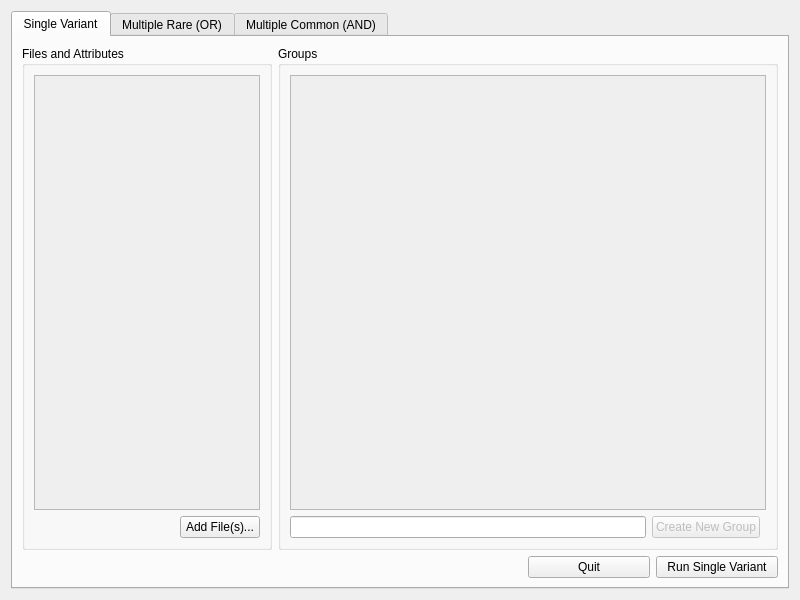
Before: the Qt Designer form GNGSTA/gui/ui/Setup.ui in alex-r-bigelow/compreheNGSive, drawn with Qt 5.
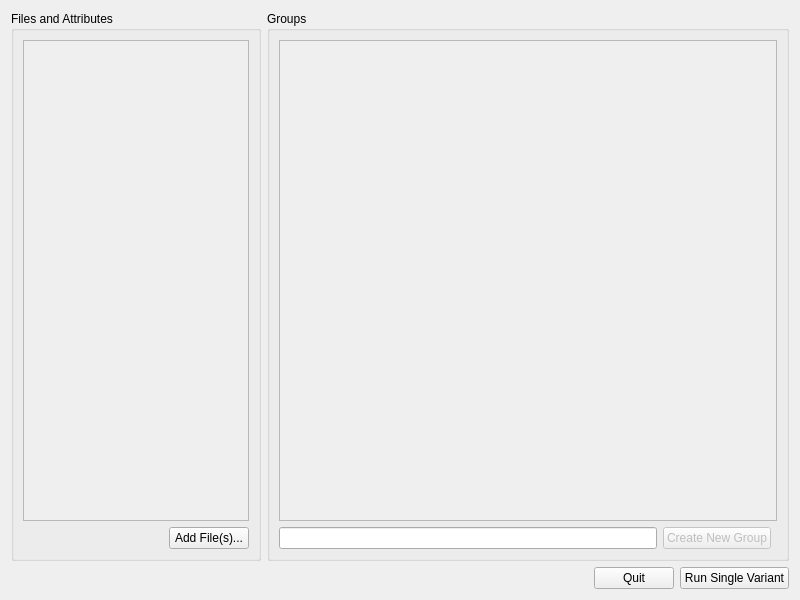
After: the same form once the commit is applied.

Commit message: Setup screen basics working (tag assignment screen doesn't do anything yet... a lot of improvements needed there)

The edit to the form file:
```diff
--- a/GNGSTA/gui/ui/Setup.ui
+++ b/GNGSTA/gui/ui/Setup.ui
@@ -13,18 +13,89 @@
   <property name="windowTitle">
    <string>Setup</string>
   </property>
-  <layout class="QVBoxLayout" name="verticalLayout">
-   <item>
-    <widget class="QTabWidget" name="tabWidget">
-     <property name="currentIndex">
-      <number>0</number>
+  <layout class="QGridLayout" name="gridLayout_4">
+   <item row="0" column="2" colspan="3">
+    <widget class="QGroupBox" name="groupBox">
+     <property name="sizePolicy">
+      <sizepolicy hsizetype="Preferred" vsizetype="Preferred">
+       <horstretch>0</horstretch>
+       <verstretch>0</verstretch>
+      </sizepolicy>
      </property>
-     <widget class="QWidget" name="tabSV">
-      <attribute name="title">
-       <string>Single Variant</string>
-      </attribute>
-      <layout class="QGridLayout" name="gridLayout_2">
-       <item row="0" column="0" rowspan="4">
+     <property name="minimumSize">
+      <size>
+       <width>0</width>
+       <height>0</height>
+      </size>
+     </property>
+     <property name="title">
+      <string>Groups</string>
+     </property>
+     <layout class="QGridLayout" name="gridLayout">
+      <item row="6" column="1">
+       <widget class="QPushButton" name="createNewGroupButton">
+        <property name="enabled">
+         <bool>false</bool>
+        </property>
+        <property name="text">
+         <string>Create New Group</string>
+        </property>
+        <property name="autoDefault">
+         <bool>false</bool>
+        </property>
+       </widget>
+      </item>
+      <item row="6" column="0">
+       <widget class="QLineEdit" name="groupLineEdit">
+        <property name="minimumSize">
+         <size>
+          <width>0</width>
+          <height>0</height>
+         </size>
+        </property>
+       </widget>
+      </item>
+      <item row="0" column="0" colspan="3">
+       <widget class="QScrollArea" name="svGroupScrollArea">
+        <property name="widgetResizable">
+         <bool>true</bool>
+        </property>
+        <widget class="QWidget" name="scrollAreaWidgetContents">
+         <property name="geometry">
+          <rect>
+           <x>0</x>
+           <y>0</y>
+           <width>484</width>
+           <height>468</height>
+          </rect>
+         </property>
+        </widget>
+       </widget>
+      </item>
+     </layout>
+    </widget>
+   </item>
+   <item row="1" column="3">
+    <widget class="QPushButton" name="Quit">
+     <property name="text">
+      <string>Quit</string>
+     </property>
+     <property name="autoDefault">
+      <bool>false</bool>
+     </property>
+    </widget>
+   </item>
+   <item row="1" column="4">
+    <widget class="QPushButton" name="runSVbutton">
+     <property name="text">
+      <string>Run Single Variant</string>
+     </property>
+     <property name="autoDefault">
+      <bool>false</bool>
+     </property>
+    </widget>
+   </item>
+   <item row="0" column="1">
         <widget class="QGroupBox" name="groupBox_2">
          <property name="sizePolicy">
           <sizepolicy hsizetype="Fixed" vsizetype="Preferred">
@@ -82,7 +153,7 @@
                <x>0</x>
                <y>0</y>
                <width>218</width>
-               <height>413</height>
+           <height>470</height>
               </rect>
              </property>
             </widget>
@@ -91,68 +162,7 @@
          </layout>
         </widget>
        </item>
-       <item row="0" column="1" rowspan="4" colspan="4">
-        <widget class="QGroupBox" name="groupBox">
-         <property name="sizePolicy">
-          <sizepolicy hsizetype="Preferred" vsizetype="Preferred">
-           <horstretch>0</horstretch>
-           <verstretch>0</verstretch>
-          </sizepolicy>
-         </property>
-         <property name="minimumSize">
-          <size>
-           <width>0</width>
-           <height>0</height>
-          </size>
-         </property>
-         <property name="title">
-          <string>Groups</string>
-         </property>
-         <layout class="QGridLayout" name="gridLayout">
-          <item row="6" column="1">
-           <widget class="QPushButton" name="createNewGroupButton">
-            <property name="enabled">
-             <bool>false</bool>
-            </property>
-            <property name="text">
-             <string>Create New Group</string>
-            </property>
-            <property name="autoDefault">
-             <bool>false</bool>
-            </property>
-           </widget>
-          </item>
-          <item row="6" column="0">
-           <widget class="QLineEdit" name="groupLineEdit">
-            <property name="minimumSize">
-             <size>
-              <width>0</width>
-              <height>0</height>
-             </size>
-            </property>
-           </widget>
-          </item>
-          <item row="0" column="0" colspan="3">
-           <widget class="QScrollArea" name="svGroupScrollArea">
-            <property name="widgetResizable">
-             <bool>true</bool>
-            </property>
-            <widget class="QWidget" name="scrollAreaWidgetContents">
-             <property name="geometry">
-              <rect>
-               <x>0</x>
-               <y>0</y>
-               <width>432</width>
-               <height>411</height>
-              </rect>
-             </property>
-            </widget>
-           </widget>
-          </item>
-         </layout>
-        </widget>
-       </item>
-       <item row="4" column="0" colspan="3">
+   <item row="1" column="2">
         <spacer name="horizontalSpacer">
          <property name="orientation">
           <enum>Qt::Horizontal</enum>
@@ -164,104 +174,6 @@
           </size>
          </property>
         </spacer>
-       </item>
-       <item row="4" column="4">
-        <widget class="QPushButton" name="runSVbutton">
-         <property name="text">
-          <string>Run Single Variant</string>
-         </property>
-         <property name="autoDefault">
-          <bool>false</bool>
-         </property>
-        </widget>
-       </item>
-       <item row="4" column="3">
-        <widget class="QPushButton" name="Quit_3">
-         <property name="text">
-          <string>Quit</string>
-         </property>
-         <property name="autoDefault">
-          <bool>false</bool>
-         </property>
-        </widget>
-       </item>
-      </layout>
-     </widget>
-     <widget class="QWidget" name="tabOR">
-      <attribute name="title">
-       <string>Multiple Rare (OR)</string>
-      </attribute>
-      <layout class="QHBoxLayout" name="horizontalLayout_2">
-       <item>
-        <widget class="QPushButton" name="Quit_2">
-         <property name="text">
-          <string>Quit</string>
-         </property>
-         <property name="autoDefault">
-          <bool>false</bool>
-         </property>
-        </widget>
-       </item>
-       <item>
-        <widget class="QLabel" name="label">
-         <property name="text">
-          <string>This view of the data is not implemented yet.</string>
-         </property>
-        </widget>
-       </item>
-       <item>
-        <widget class="QPushButton" name="runORbutton">
-         <property name="enabled">
-          <bool>false</bool>
-         </property>
-         <property name="text">
-          <string>Run Multiple Rare</string>
-         </property>
-         <property name="autoDefault">
-          <bool>false</bool>
-         </property>
-        </widget>
-       </item>
-      </layout>
-     </widget>
-     <widget class="QWidget" name="tabAND">
-      <attribute name="title">
-       <string>Multiple Common (AND)</string>
-      </attribute>
-      <layout class="QHBoxLayout" name="horizontalLayout">
-       <item>
-        <widget class="QPushButton" name="Quit">
-         <property name="text">
-          <string>Quit</string>
-         </property>
-         <property name="autoDefault">
-          <bool>false</bool>
-         </property>
-        </widget>
-       </item>
-       <item>
-        <widget class="QLabel" name="label_2">
-         <property name="text">
-          <string>This view of the data is not implemented yet.</string>
-         </property>
-        </widget>
-       </item>
-       <item>
-        <widget class="QPushButton" name="runANDbutton">
-         <property name="enabled">
-          <bool>false</bool>
-         </property>
-         <property name="text">
-          <string>Run Multiple Common</string>
-         </property>
-         <property name="autoDefault">
-          <bool>false</bool>
-         </property>
-        </widget>
-       </item>
-      </layout>
-     </widget>
-    </widget>
    </item>
   </layout>
  </widget>
```
Lines whose indentation alone changed are shown as unchanged. The commit also changes 11 other files.
